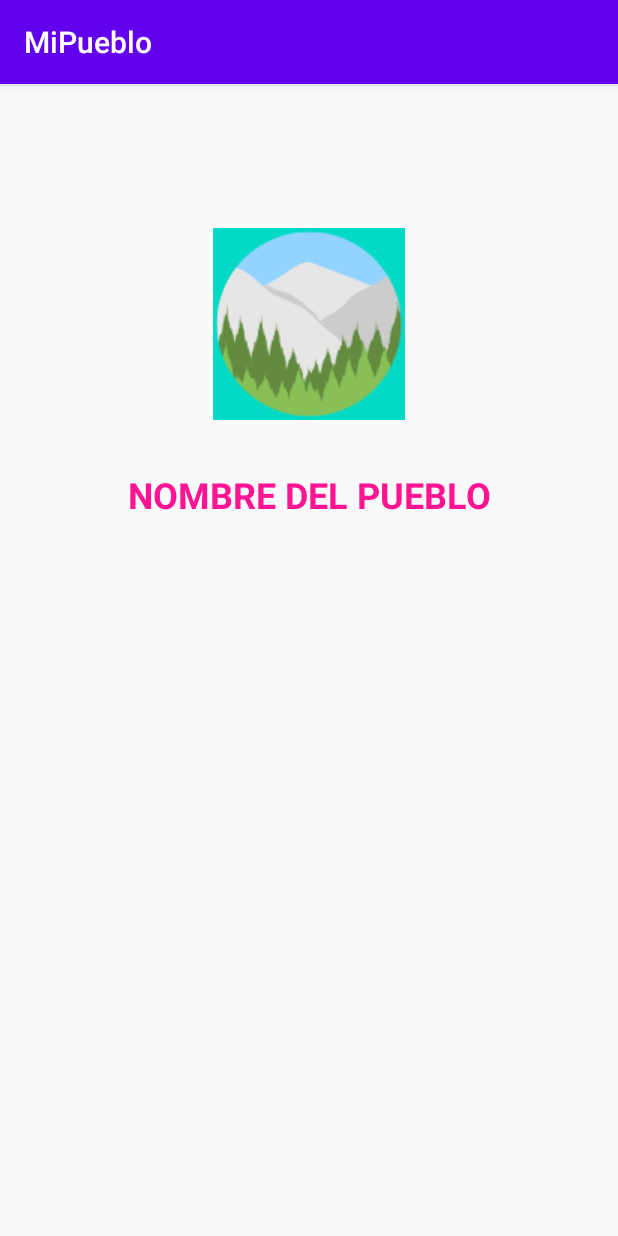
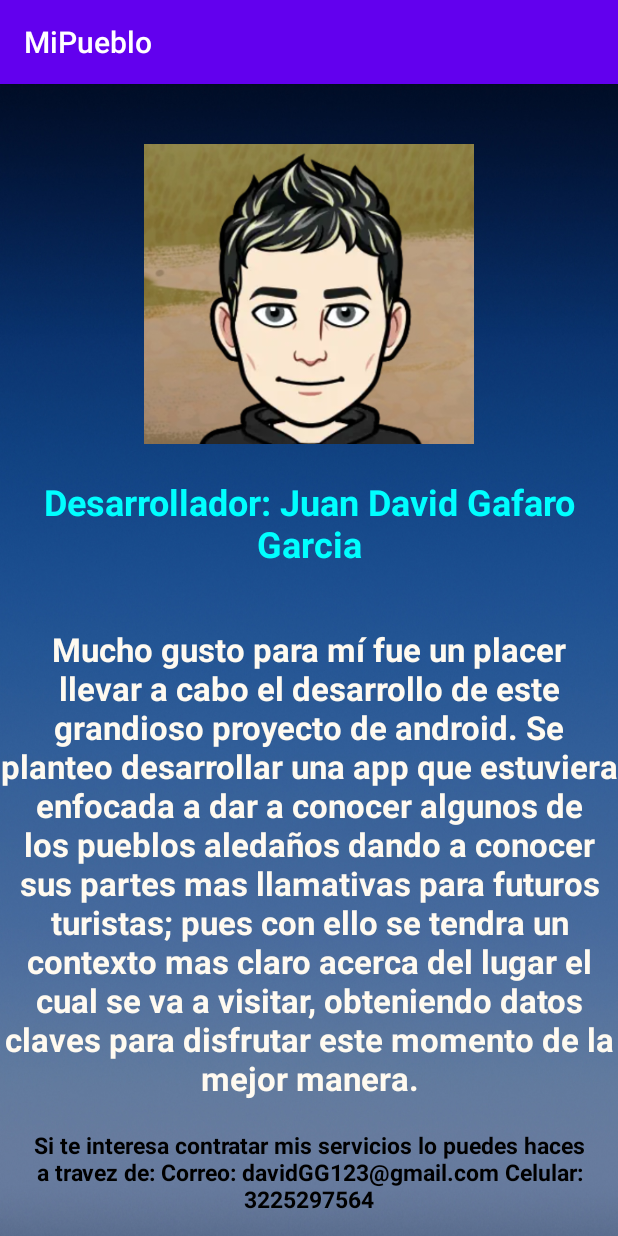
Before and after one commit to juandavidgafaro/mipueblo, an Android app: the acercade screen opened directly, with no data from a screen before it, on a phone screen of 412 x 824 dp. Run offline under Robolectric (Android 15) with nearby library versions, the phone set to English and light mode, and no system bars.

Commit message:
Add: Se crea la vista acerca de.

```diff
--- a/app/src/main/java/com/example/mipueblo/Home.java
+++ b/app/src/main/java/com/example/mipueblo/Home.java
@@ -93,7 +93,8 @@ public class Home extends AppCompatActivity {
                 startActivity(intentItaliano);
                 break;
             case (R.id.opcion4):
-                Toast.makeText(this, "Accionaste Acerca de", Toast.LENGTH_SHORT).show();
+                Intent intentAcercaDe = new Intent(Home.this, acercade.class);
+                startActivity(intentAcercaDe);
                 break;
         }
         return super.onOptionsItemSelected(item);
--- a/app/src/main/res/layout/activity_acercade.xml
+++ b/app/src/main/res/layout/activity_acercade.xml
@@ -4,28 +4,29 @@
     xmlns:tools="http://schemas.android.com/tools"
     android:layout_width="match_parent"
     android:layout_height="match_parent"
-    tools:context=".acercade">
+    tools:context=".acercade"
+    android:background="@drawable/fondoacercad">
 
     <ImageView
 
-        android:id="@+id/logo"
-        android:layout_width="wrap_content"
-        android:layout_height="wrap_content"
-        android:background="@color/teal_200"
+        android:id="@+id/avatar"
+        android:layout_width="220dp"
+        android:layout_height="200dp"
+        android:scaleType="centerCrop"
 
         app:layout_constraintTop_toTopOf="parent"
         app:layout_constraintStart_toStartOf="parent"
         app:layout_constraintEnd_toEndOf="parent"
         app:layout_constraintBottom_toBottomOf="parent"
-        android:src="@drawable/parq"
+        android:src="@drawable/avatar"
 
-        app:layout_constraintVertical_bias="0.15"
+        app:layout_constraintVertical_bias="0.07"
 
         />
 
     <TextView
-        android:id="@+id/titulo"
-        app:layout_constraintVertical_bias="0.35"
+        android:id="@+id/nombre_dev"
+        app:layout_constraintVertical_bias="0.37"
         app:layout_constraintTop_toTopOf="parent"
         app:layout_constraintStart_toStartOf="parent"
         app:layout_constraintEnd_toEndOf="parent"
@@ -33,12 +34,43 @@
 
         android:layout_width="match_parent"
         android:layout_height="wrap_content"
-        android:text="NOMBRE DEL PUEBLO"
+        android:text="@string/camponombredev"
         android:textAlignment="center"
         android:textSize="24dp"
-        android:textColor="@color/deeppink"
+        android:textColor="@color/aqua"
+        android:textStyle="bold" />
+
+    <TextView
+        android:id="@+id/descripcion"
+        app:layout_constraintVertical_bias="0.80"
+        app:layout_constraintTop_toTopOf="parent"
+        app:layout_constraintStart_toStartOf="parent"
+        app:layout_constraintEnd_toEndOf="parent"
+        app:layout_constraintBottom_toBottomOf="parent"
+
+        android:layout_width="match_parent"
+        android:layout_height="wrap_content"
+        android:text="@string/descripcion_dev"
+        android:textAlignment="center"
+        android:textSize="22sp"
+        android:textColor="@color/floralwhite"
+        android:textStyle="bold" />
+
+    <TextView
+        android:id="@+id/contacto"
+        app:layout_constraintVertical_bias="0.98"
+        app:layout_constraintTop_toTopOf="parent"
+        app:layout_constraintStart_toStartOf="parent"
+        app:layout_constraintEnd_toEndOf="parent"
+        app:layout_constraintBottom_toBottomOf="parent"
+
+        android:layout_width="match_parent"
+        android:layout_height="wrap_content"
+        android:text="@string/set_contacto"
+        android:textAlignment="center"
+        android:textSize="15sp"
+        android:textColor="@color/black"
         android:textStyle="bold" />
 
 
-
 </android.support.constraint.ConstraintLayout>
--- a/app/src/main/res/layout/activity_home.xml
+++ b/app/src/main/res/layout/activity_home.xml
@@ -17,7 +17,7 @@
 
         android:layout_width="match_parent"
         android:layout_height="wrap_content"
-        android:text="NOMBRE DEL PUEBLO"
+        android:text="@string/nombre_pueblo"
         android:textAlignment="center"
         android:textSize="24dp"
         android:textColor="@color/deeppink"
--- a/app/src/main/res/values/strings.xml
+++ b/app/src/main/res/values/strings.xml
@@ -1,6 +1,7 @@
 <resources>
     <string name="app_name">MiPueblo</string>
 
+    <string name="nombre_pueblo">CHINACOTA</string>
     <string name="bt_hoteles">Hoteles</string>
     <string name="bt_restaurantes">RESTAURANTES</string>
     <string name="bt_sitios">SITIOS TURISTICOS</string>
@@ -37,5 +38,15 @@
     <string name="opcion4">acerca de</string>
 
     <!-- Textos de la parte de acerca de:  -->
-    <string name="camponombre">Desarrollador: Juan David Gafaro Garcia</string>
+    <string name="camponombredev">Desarrollador: Juan David Gafaro Garcia</string>
+    <string name="descripcion_dev">Mucho gusto para mí fue un placer llevar a cabo el desarrollo
+    de este grandioso proyecto de android.
+    Se planteo desarrollar una app que estuviera enfocada a dar a conocer algunos de los pueblos aledaños
+    dando a conocer sus partes mas llamativas para futuros turistas; pues con ello se tendra un contexto
+    mas claro acerca del lugar el cual se va a visitar, obteniendo datos claves para disfrutar este momento
+    de la mejor manera.</string>
+    <string name="set_contacto">Si te interesa contratar mis servicios lo puedes haces a travez de:
+    Correo: davidGG123@gmail.com
+    Celular: 3225297564
+    </string>
 </resources>
```
Also changed, not shown: app/src/main/res/drawable/avatar.png (added), app/src/main/res/drawable/fondoacercad.png (added), 2 other files.
